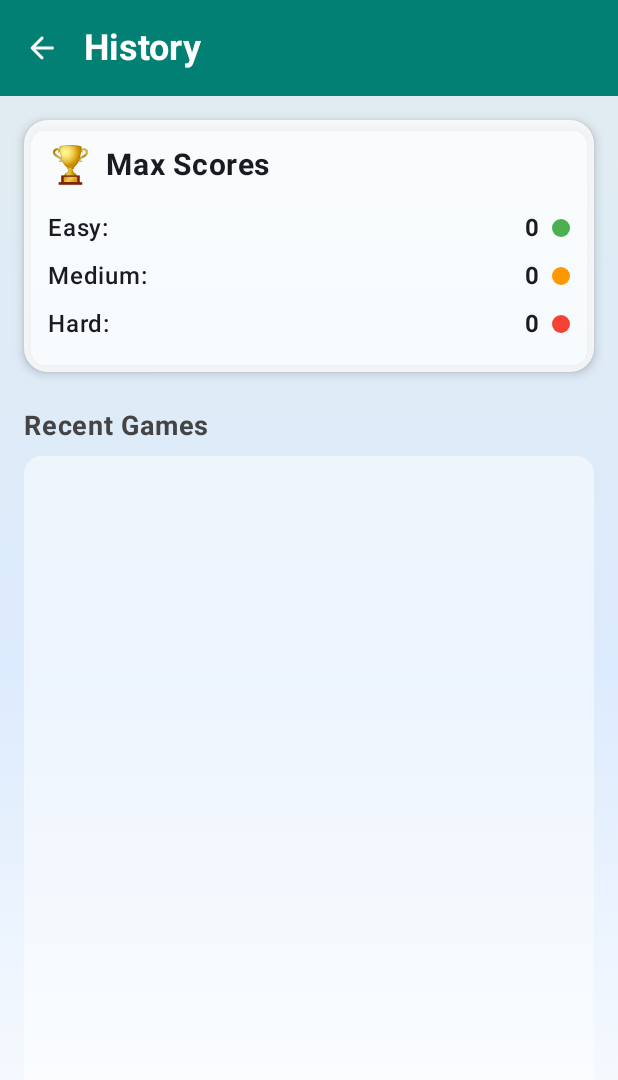
After one commit to Developer199239/MathQuest, an Android app built with Jetpack Compose: the HistoryPage screen opened through its navigation route, on a phone screen of 412 x 824 dp. The commit adds this screen. Shown: the top 1080 px of the screen. Run offline under Robolectric (Android 15) with nearby library versions, the phone set to English and light mode, and no system bars; our stand-ins replace accompanist.

Commit message:
Added History Page

```diff
--- /dev/null
+++ b/app/src/main/java/com/example/mathgamecompose/HistoryPage.kt
@@ -0,0 +1,192 @@
+package com.example.mathgamecompose
+
+import android.content.Context
+import androidx.compose.foundation.background
+import androidx.compose.foundation.layout.Arrangement
+import androidx.compose.foundation.layout.Box
+import androidx.compose.foundation.layout.Column
+import androidx.compose.foundation.layout.Row
+import androidx.compose.foundation.layout.Spacer
+import androidx.compose.foundation.layout.fillMaxSize
+import androidx.compose.foundation.layout.fillMaxWidth
+import androidx.compose.foundation.layout.height
+import androidx.compose.foundation.layout.padding
+import androidx.compose.foundation.layout.size
+import androidx.compose.foundation.lazy.LazyColumn
+import androidx.compose.foundation.lazy.items
+import androidx.compose.foundation.shape.RoundedCornerShape
+import androidx.compose.material.icons.Icons
+import androidx.compose.material.icons.rounded.ArrowBack
+import androidx.compose.material3.Card
+import androidx.compose.material3.CardDefaults
+import androidx.compose.material3.ExperimentalMaterial3Api
+import androidx.compose.material3.HorizontalDivider
+import androidx.compose.material3.Icon
+import androidx.compose.material3.IconButton
+import androidx.compose.material3.Scaffold
+import androidx.compose.material3.Text
+import androidx.compose.material3.TopAppBar
+import androidx.compose.material3.TopAppBarDefaults
+import androidx.compose.runtime.Composable
+import androidx.compose.runtime.remember
+import androidx.compose.ui.Alignment
+import androidx.compose.ui.Modifier
+import androidx.compose.ui.graphics.Brush
+import androidx.compose.ui.graphics.Color
+import androidx.compose.ui.platform.LocalContext
+import androidx.compose.ui.res.colorResource
+import androidx.compose.ui.text.font.FontWeight
+import androidx.compose.ui.unit.dp
+import androidx.compose.ui.unit.sp
+import androidx.navigation.NavController
+import com.google.accompanist.systemuicontroller.rememberSystemUiController
+
+@OptIn(ExperimentalMaterial3Api::class)
+@Composable
+fun HistoryPage(navController: NavController) {
+    val systemUiController = rememberSystemUiController()
+    val greenColor = colorResource(id = R.color.green)
+    systemUiController.setStatusBarColor(color = greenColor)
+
+    val context = LocalContext.current
+    val sharedPreferences = remember {
+        context.getSharedPreferences("MathGamePrefs", Context.MODE_PRIVATE)
+    }
+
+    val easyMax = sharedPreferences.getInt("max_Easy", 0)
+    val mediumMax = sharedPreferences.getInt("max_Medium", 0)
+    val hardMax = sharedPreferences.getInt("max_Hard", 0)
+
+    // Using a simple string format "date|score|difficulty" stored in a Set
+    val historySet = sharedPreferences.getStringSet("game_history", emptySet()) ?: emptySet()
+    val historyList = historySet.map {
+        val parts = it.split("|")
+        GameRecord(parts[0], parts[1].toInt(), parts[2])
+    }.sortedByDescending { it.date }
+
+    Scaffold(
+        topBar = {
+            TopAppBar(
+                navigationIcon = {
+                    IconButton(onClick = { navController.popBackStack() }) {
+                        Icon(Icons.Rounded.ArrowBack, contentDescription = "back", tint = Color.White)
+                    }
+                },
+                title = {
+                    Text(
+                        text = "History",
+                        color = Color.White,
+                        fontSize = 24.sp,
+                        fontWeight = FontWeight.Bold
+                    )
+                },
+                colors = TopAppBarDefaults.topAppBarColors(
+                    containerColor = greenColor
+                )
+            )
+        }
+    ) { paddingValues ->
+        val backgroundGradient = Brush.verticalGradient(
+            colors = listOf(
+                greenColor.copy(alpha = 0.1f),
+                colorResource(id = R.color.ice_blue).copy(alpha = 0.2f),
+                Color.White
+            )
+        )
+
+        Column(
+            modifier = Modifier
+                .fillMaxSize()
+                .padding(paddingValues)
+                .background(backgroundGradient)
+                .padding(16.dp),
+            horizontalAlignment = Alignment.CenterHorizontally
+        ) {
+            // Max Scores Card
+            Card(
+                modifier = Modifier.fillMaxWidth(),
+                shape = RoundedCornerShape(16.dp),
+                colors = CardDefaults.cardColors(containerColor = Color.White.copy(alpha = 0.8f)),
+                elevation = CardDefaults.cardElevation(defaultElevation = 4.dp)
+            ) {
+                Column(modifier = Modifier.padding(16.dp)) {
+                    Row(verticalAlignment = Alignment.CenterVertically) {
+                        Text(text = "🏆", fontSize = 24.sp)
+                        Spacer(modifier = Modifier.size(8.dp))
+                        Text(text = "Max Scores", fontSize = 20.sp, fontWeight = FontWeight.Bold)
+                    }
+                    Spacer(modifier = Modifier.height(12.dp))
+                    MaxScoreRow("Easy", easyMax, Color(0xFF4CAF50))
+                    MaxScoreRow("Medium", mediumMax, Color(0xFFFF9800))
+                    MaxScoreRow("Hard", hardMax, Color(0xFFF44336))
+                }
+            }
+
+            Spacer(modifier = Modifier.height(24.dp))
+
+            Text(
+                text = "Recent Games",
+                fontSize = 18.sp,
+                fontWeight = FontWeight.Bold,
+                color = Color.DarkGray,
+                modifier = Modifier.align(Alignment.Start)
+            )
+
+            Spacer(modifier = Modifier.height(8.dp))
+
+            LazyColumn(
+                modifier = Modifier
+                    .fillMaxSize()
+                    .background(Color.White.copy(alpha = 0.5f), RoundedCornerShape(12.dp))
+                    .padding(8.dp),
+                verticalArrangement = Arrangement.spacedBy(8.dp)
+            ) {
+                items(historyList) { record ->
+                    HistoryItem(record)
+                    HorizontalDivider(color = Color.LightGray.copy(alpha = 0.5f))
+                }
+            }
+        }
+    }
+}
+
+@Composable
+fun MaxScoreRow(difficulty: String, score: Int, indicatorColor: Color) {
+    Row(
+        modifier = Modifier.fillMaxWidth().padding(vertical = 4.dp),
+        horizontalArrangement = Arrangement.SpaceBetween,
+        verticalAlignment = Alignment.CenterVertically
+    ) {
+        Text(text = "$difficulty:", fontSize = 16.sp, fontWeight = FontWeight.Medium)
+        Row(verticalAlignment = Alignment.CenterVertically) {
+            Text(text = score.toString(), fontSize = 16.sp, fontWeight = FontWeight.Bold)
+            Spacer(modifier = Modifier.size(8.dp))
+            Box(modifier = Modifier.size(12.dp).background(indicatorColor, RoundedCornerShape(6.dp)))
+        }
+    }
+}
+
+@Composable
+fun HistoryItem(record: GameRecord) {
+    Row(
+        modifier = Modifier.fillMaxWidth().padding(vertical = 8.dp, horizontal = 4.dp),
+        horizontalArrangement = Arrangement.SpaceBetween,
+        verticalAlignment = Alignment.CenterVertically
+    ) {
+        Text(text = record.date, fontSize = 14.sp, color = Color.Gray)
+        Text(text = "Score: ${record.score}", fontSize = 15.sp, fontWeight = FontWeight.Bold)
+        Text(
+            text = record.difficulty,
+            fontSize = 14.sp,
+            color = when(record.difficulty) {
+                "Easy" -> Color(0xFF4CAF50)
+                "Medium" -> Color(0xFFFF9800)
+                "Hard" -> Color(0xFFF44336)
+                else -> Color.Black
+            },
+            fontWeight = FontWeight.SemiBold
+        )
+    }
+}
+
+data class GameRecord(val date: String, val score: Int, val difficulty: String)
--- a/app/src/main/java/com/example/mathgamecompose/HomePage.kt
+++ b/app/src/main/java/com/example/mathgamecompose/HomePage.kt
@@ -14,11 +14,15 @@ import androidx.compose.foundation.layout.size
 import androidx.compose.foundation.rememberScrollState
 import androidx.compose.foundation.shape.RoundedCornerShape
 import androidx.compose.foundation.verticalScroll
+import androidx.compose.material.icons.Icons
+import androidx.compose.material.icons.filled.Home
 import androidx.compose.material3.Button
 import androidx.compose.material3.ButtonDefaults
 import androidx.compose.material3.ExperimentalMaterial3Api
 import androidx.compose.material3.FilterChip
 import androidx.compose.material3.FilterChipDefaults
+import androidx.compose.material3.Icon
+import androidx.compose.material3.IconButton
 import androidx.compose.material3.Scaffold
 import androidx.compose.material3.Text
 import androidx.compose.material3.TopAppBar
@@ -66,6 +70,15 @@ fun HomePage(navController: NavController) {
                         fontSize = 28.sp,
                         fontWeight = FontWeight.Bold
                     )
+                },
+                actions = {
+                    IconButton(onClick = { navController.navigate("HistoryPage") }) {
+                        Icon(
+                            imageVector = Icons.Default.Home,
+                            contentDescription = "History",
+                            tint = Color.White
+                        )
+                    }
                 },
                 colors = TopAppBarDefaults.topAppBarColors(
                     containerColor = greenColor
--- a/app/src/main/java/com/example/mathgamecompose/MainActivity.kt
+++ b/app/src/main/java/com/example/mathgamecompose/MainActivity.kt
@@ -31,9 +31,7 @@ class MainActivity : ComponentActivity() {
 
     @Composable
     fun MyNavigation(modifier: Modifier = Modifier) {
-
         val navController = rememberNavController()
-
         NavHost(
             navController = navController,
             startDestination = "HomePage",
@@ -44,6 +42,12 @@ class MainActivity : ComponentActivity() {
                 route = "HomePage"
             ) {
                 HomePage(navController = navController)
+            }
+
+            composable(
+                route = "HistoryPage"
+            ) {
+                HistoryPage(navController = navController)
             }
 
             composable(
```
